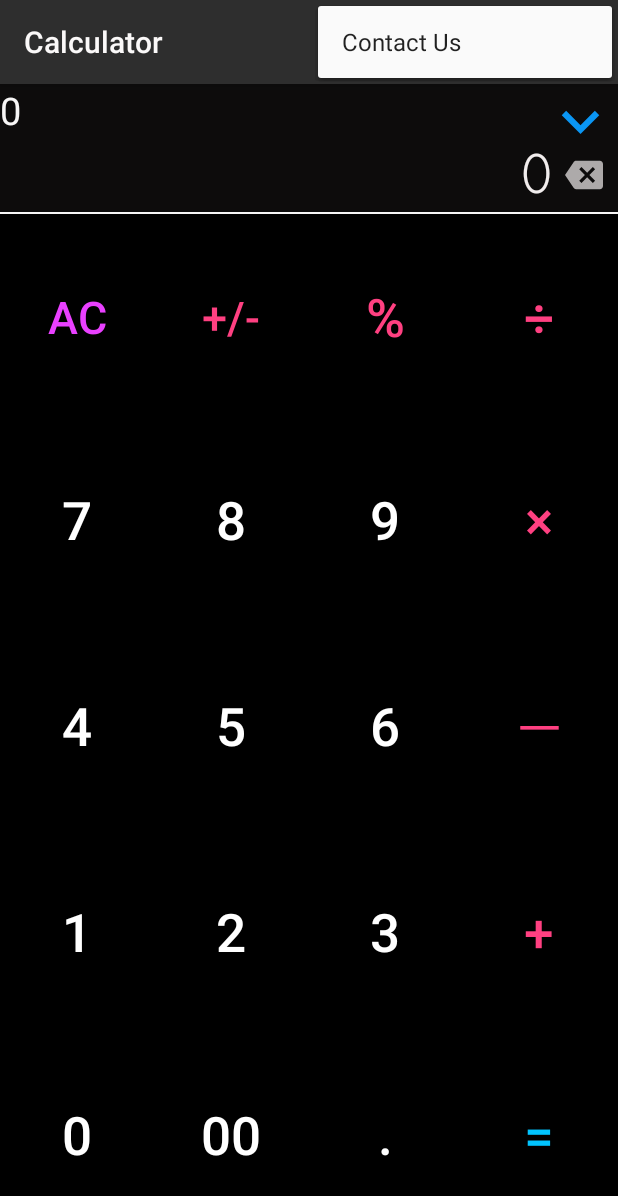
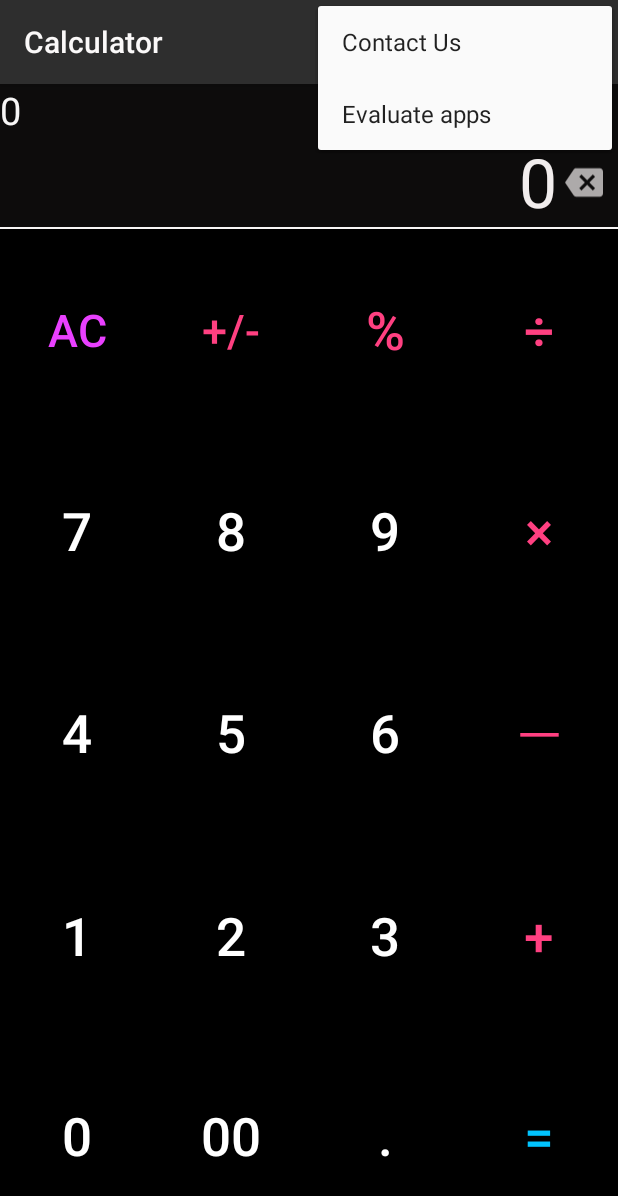
Before and after one commit to K-ryobado/Dentaku, an Android app: the screen it shows after launch (MainActivity), with the options menu open, on a phone screen of 412 x 824 dp. Shown: the top 1196 px of the screen. Run offline under Robolectric (Android 15) with nearby library versions, the phone set to English and light mode, and no system bars; our stand-ins replace AdMob.

Commit message:
10/31 2.1.5

```diff
--- a/app/build.gradle
+++ b/app/build.gradle
@@ -7,8 +7,8 @@ android {
         applicationId "com.test.dentaku"
         minSdkVersion 15
         targetSdkVersion 27
-        versionCode 14
-        versionName "2.1.4"
+        versionCode 15
+        versionName "2.1.5"
         testInstrumentationRunner "android.support.test.runner.AndroidJUnitRunner"
     }
     buildTypes {
--- a/app/src/main/res/layout/activity_main.xml
+++ b/app/src/main/res/layout/activity_main.xml
@@ -60,15 +60,14 @@
         android:layout_width="match_parent"
         android:layout_height="wrap_content"
         android:layout_below="@+id/tv1"
+        android:layout_toLeftOf="@+id/tv_space"
         android:ellipsize="none"
         android:gravity="right"
         android:maxLength="12"
         android:singleLine="true"
         android:text="0"
-        android:layout_toLeftOf="@+id/tv_space"
         android:textColor="#f1eded"
-        android:textSize="45dp"
-        app:fontFamily="serif-monospace" />
+        android:textSize="45dp" />
 
     <View
         android:id="@+id/line"
--- a/app/src/main/res/menu/main.xml
+++ b/app/src/main/res/menu/main.xml
@@ -10,4 +10,10 @@
         android:title="@string/menu_item1"
         app:showAsAction="never" />
 
+    <item
+        android:id="@+id/item2"
+        android:orderInCategory="100"
+        android:title="@string/menu_item2"
+        app:showAsAction="never" />
+
 </menu>
--- a/app/src/main/res/values/strings.xml
+++ b/app/src/main/res/values/strings.xml
@@ -15,5 +15,6 @@
 
     //menu
     <string name="menu_item1">Contact Us</string>
+    <string name="menu_item2">Evaluate apps</string>
 
 </resources>
```
Also changed, not shown: app/src/main/java/com/test/dentaku/MainActivity.java (+8 -2 lines), 3 other files.
